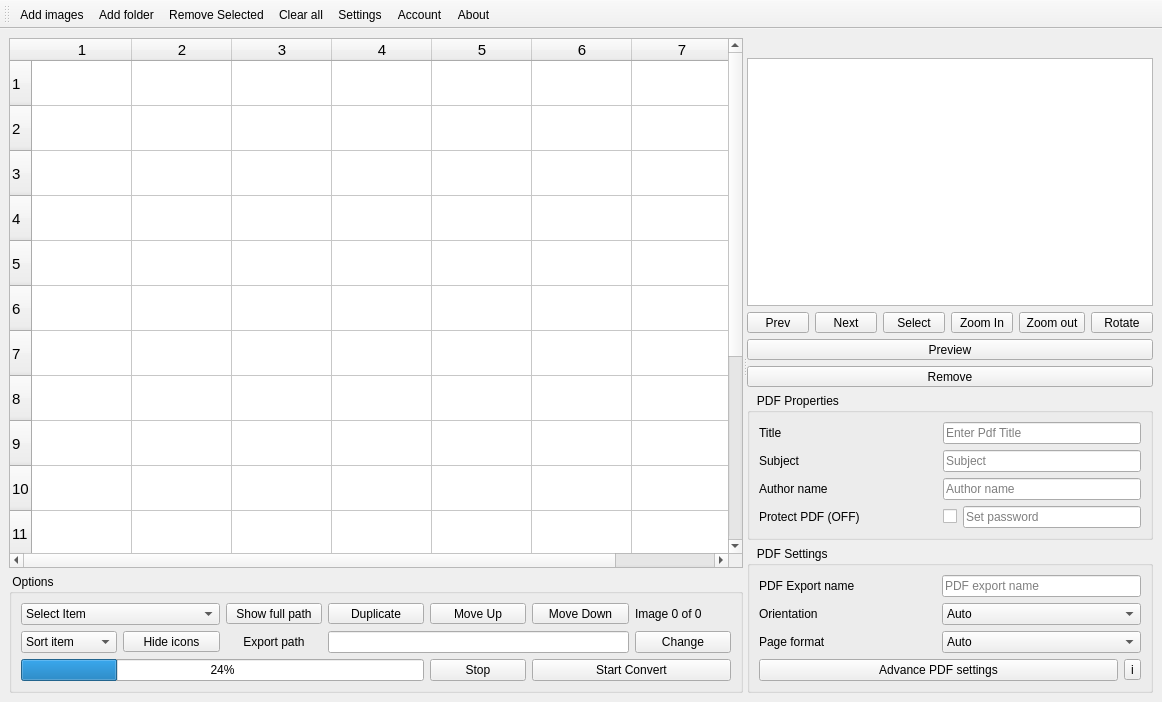
This is src/jpg2pdf.ui in rishabh3354/JPG2PDF as Qt 5 draws it before an edit. The edited form follows.
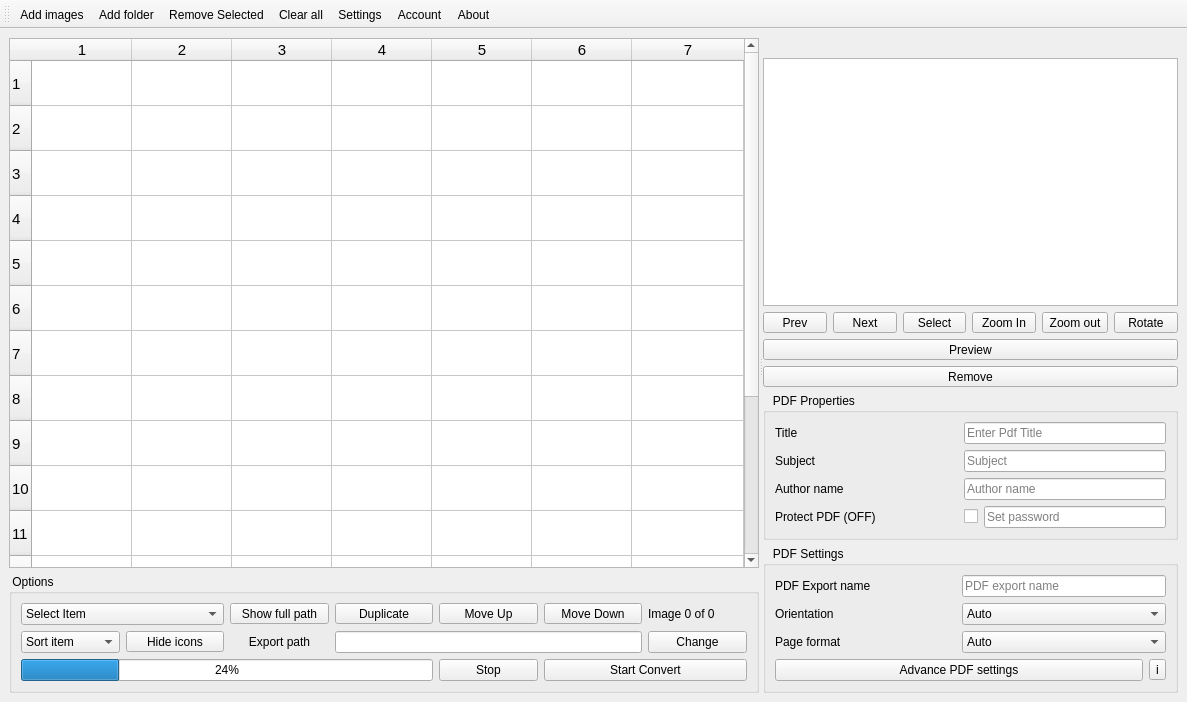
This is the edited form.

What changed in the file:
```diff
--- a/src/jpg2pdf.ui
+++ b/src/jpg2pdf.ui
@@ -6,7 +6,7 @@
    <rect>
     <x>0</x>
     <y>0</y>
-    <width>1162</width>
+    <width>1187</width>
     <height>702</height>
    </rect>
   </property>
```
Left out of the diff: 4 changed lines with no effect on the pictures.
